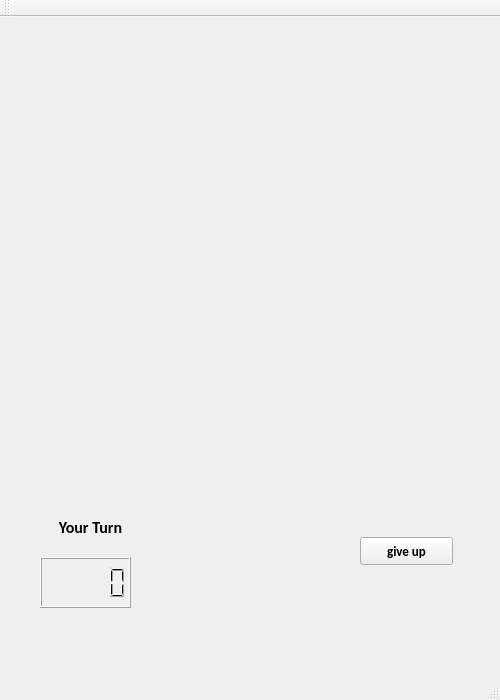
The window that ChessClient/chessclient.ui (HaoyunHong/International_chess) describes before a commit, drawn with Qt 5.
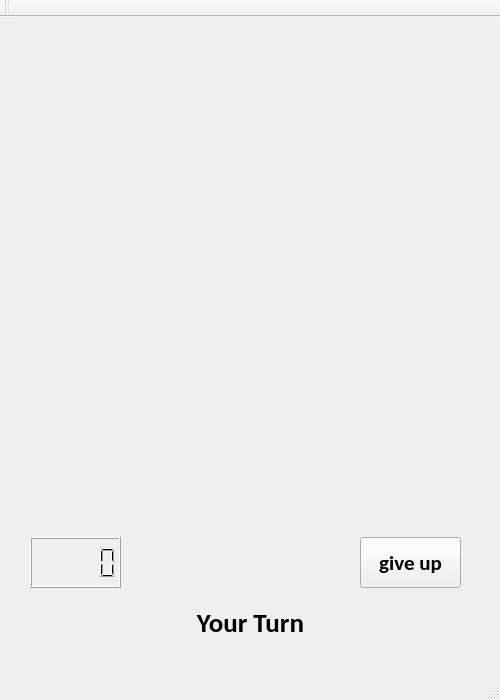
The same window after the commit. Icons and pictures are not drawn.

The edit to the form file:
```diff
--- a/ChessClient/chessclient.ui
+++ b/ChessClient/chessclient.ui
@@ -17,16 +17,16 @@
    <widget class="QLabel" name="yourTurnlabel">
     <property name="geometry">
      <rect>
-      <x>40</x>
-      <y>490</y>
-      <width>101</width>
-      <height>41</height>
+      <x>180</x>
+      <y>580</y>
+      <width>141</width>
+      <height>51</height>
      </rect>
     </property>
     <property name="font">
      <font>
       <family>Calibri</family>
-      <pointsize>12</pointsize>
+      <pointsize>20</pointsize>
       <weight>75</weight>
       <bold>true</bold>
      </font>
@@ -44,8 +44,8 @@
    <widget class="QLCDNumber" name="lcdNumber">
     <property name="geometry">
      <rect>
-      <x>40</x>
-      <y>540</y>
+      <x>30</x>
+      <y>520</y>
       <width>91</width>
       <height>51</height>
      </rect>
@@ -75,14 +75,14 @@
      <rect>
       <x>360</x>
       <y>520</y>
-      <width>93</width>
-      <height>28</height>
+      <width>101</width>
+      <height>51</height>
      </rect>
     </property>
     <property name="font">
      <font>
       <family>Calibri</family>
-      <pointsize>10</pointsize>
+      <pointsize>16</pointsize>
       <weight>75</weight>
       <bold>true</bold>
      </font>
```
